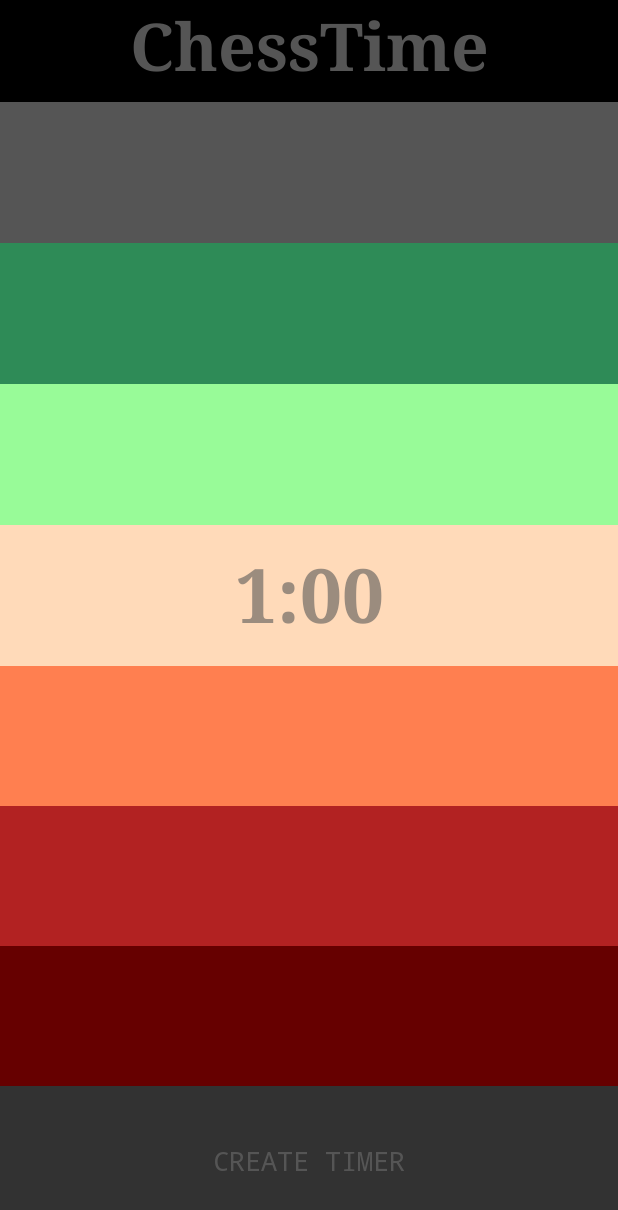
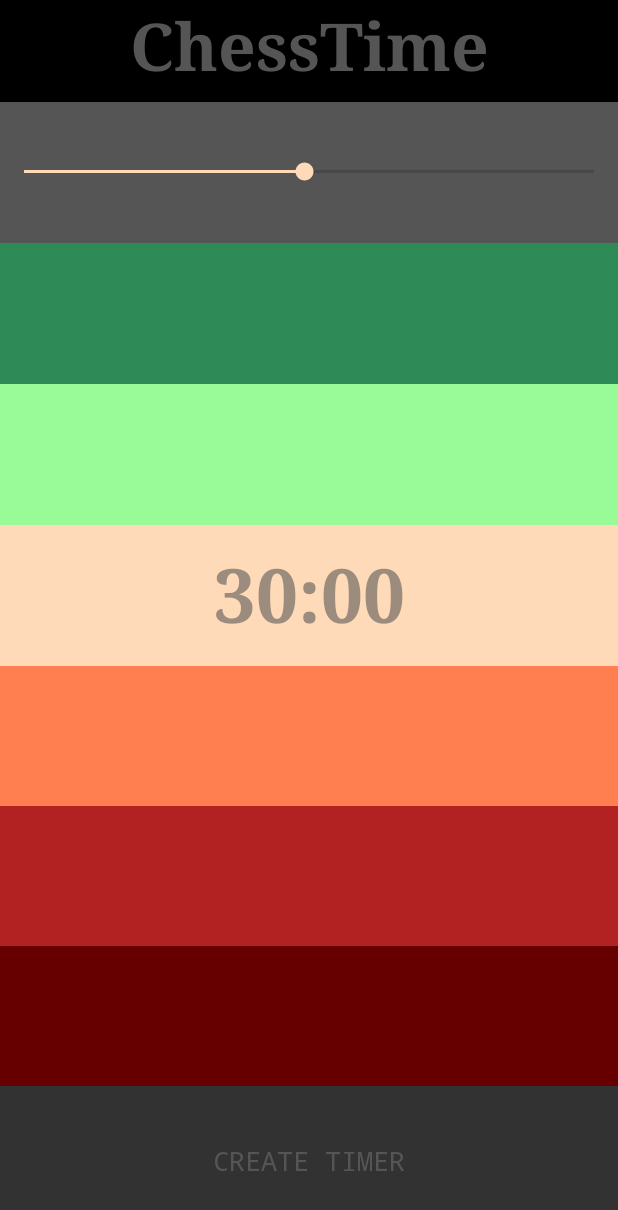
Before and after one commit to DallasGianniny/ChessTime, an Android app: the screen it shows after launch (StartMenu), on a phone screen of 412 x 824 dp. Shown: the top 1210 px of the screen. Run offline under Robolectric (Android 15) with nearby library versions, the light colour scheme and no system bars.

Commit message:
changed spinner on main menu to seekbar. user can now select 1-60 minutes. full 1.0.0 release

```diff
--- a/app/src/main/java/com/example/dallas/chesstime/StartMenu.java
+++ b/app/src/main/java/com/example/dallas/chesstime/StartMenu.java
@@ -1,43 +1,36 @@
-///**
-// * This Android program can be used to replicate a physical two person chess timer.
-// * <p>
-// * One player presses a startButton, with the turnButtons being used thereafter.
-// * <p>
-// * The center resetButton can be short pressed to pause/resume the timers,
-// * and a long press restarts the timer by reloading the main activity.
-// *
-// * @author Dallas Gianniny
-// * @version 0.9.4
-// * @date November 7 2018
-// */
+/**
+ * This Android program can be used to replicate a physical two person chess timer.
+ * <p>
+ * Initial button press starts respective timer, additional button presses start opposite timer.
+ * <p>
+ * The center resetButton can be short pressed to pause/resume the timers,
+ * and a long press restarts the timer by reloading the main activity.
+ * <p>
+ * Initial time is set on start menu with top seek bar.
+ *
+ * @author Dallas Gianniny
+ * @version 1.0.0
+ * @date November 8 2018
+ */
 package com.example.dallas.chesstime;
 
-import android.annotation.SuppressLint;
 import android.content.Intent;
 import android.os.Bundle;
 import android.support.v4.view.accessibility.AccessibilityNodeInfoCompat;
 import android.support.v7.app.AppCompatActivity;
 import android.view.View;
-import android.widget.AdapterView;
-import android.widget.ArrayAdapter;
 import android.widget.Button;
-import android.widget.Spinner;
+import android.widget.SeekBar;
 import android.widget.TextView;
 
-public class StartMenu extends AppCompatActivity implements AdapterView.OnItemSelectedListener {
+public class StartMenu extends AppCompatActivity {
 
-//    /**
-//     * Extra information keys.
-//     */
+    //Extra information keys.
     public static final String EXTRA_NUM = "com.example.dallas.chesstime.EXTRA_NUM";
-    public static final String EXTRA_TEXT = "com.example.dallas.chesstime.EXTRA_TEXT";
 
-//    /**
-//     * Used to store onItemSelected data from Spinner.
-//     */
+    //Used to store onItemSelected data from Spinner.
     class ExtraData {
         int number;
-        String string;
 
         ExtraData() {
         }
@@ -49,14 +42,6 @@ public class StartMenu extends AppCompatActivity implements AdapterView.OnItemSe
         public void setNumber(int number) {
             this.number = number;
         }
-
-        public String getString() {
-            return string;
-        }
-
-        public void setString(String string) {
-            this.string = string;
-        }
     }
 
     ExtraData extraData = new ExtraData();
@@ -66,27 +51,38 @@ public class StartMenu extends AppCompatActivity implements AdapterView.OnItemSe
         super.onCreate(savedInstanceState);
         setContentView(R.layout.activity_start_menu);
 
-//        /**
-//         * Hides the status bar.
-//         */
+        //Hides the status bar.
         getWindow().setFlags(AccessibilityNodeInfoCompat.ACTION_NEXT_HTML_ELEMENT, AccessibilityNodeInfoCompat.ACTION_NEXT_HTML_ELEMENT);
         getWindow().getDecorView().setSystemUiVisibility(3328);
 
-//        /**
-//         * Used for user to select an initial time for the timer
-//         */
-        final Spinner spinner = findViewById(R.id.minutesSelectSpinner);
-        ArrayAdapter<CharSequence> adapter = ArrayAdapter.createFromResource(this,
-                R.array.numeric_labels_array, R.layout.simple_spinner_dropdown_item);
-        spinner.setOnItemSelectedListener(this);
-        adapter.setDropDownViewResource(R.layout.simple_spinner_dropdown_item);
-        spinner.setAdapter(adapter);
+        //Initialize UI elements
+        Button setTimeButton = findViewById(R.id.setTimeButton);
+        SeekBar seekBar = findViewById(R.id.seekBar);
+        final TextView selectedTimeText = findViewById(R.id.selectedTimeText);
 
-        Button setTimeButton = findViewById(R.id.setTimeButton);
+        //Default selection
+        selectedTimeText.setText("30:00");
 
-//        /**
-//         * Sends extra data to TimerMain on press.
-//         */
+        //User time input 0-59 corrected to 1-60
+        seekBar.setOnSeekBarChangeListener(new SeekBar.OnSeekBarChangeListener() {
+            int seekBarFix = 1;
+
+            @Override
+            public void onProgressChanged(SeekBar seekBar, int i, boolean b) {
+                seekBarFix = i + 1;
+                selectedTimeText.setText(seekBarFix + ":00");
+            }
+
+            @Override
+            public void onStartTrackingTouch(SeekBar seekBar) {
+            }
+
+            @Override
+            public void onStopTrackingTouch(SeekBar seekBar) {
+            }
+        });
+
+        //Sends extra data to TimerMain on press.
         setTimeButton.setOnClickListener(new View.OnClickListener() {
             @Override
             public void onClick(View v) {
@@ -95,31 +91,13 @@ public class StartMenu extends AppCompatActivity implements AdapterView.OnItemSe
         });
     }
 
-//    /**
-//     * Adds extra data to intent.
-//     */
+    //Adds extra data to intent (timer_main)
     public void openTimerActivity() {
+        SeekBar seekBar = findViewById(R.id.seekBar);
+        int number = seekBar.getProgress() + 1;
+        extraData.setNumber(number);
         Intent intent = new Intent(this, TimerMain.class);
-        intent.putExtra(EXTRA_TEXT, extraData.getString());
         intent.putExtra(EXTRA_NUM, extraData.getNumber());
         startActivity(intent);
     }
-
-//    /**
-//     * Assigns String/int user Spinner selection to ExtraData class.
-//     */
-    @SuppressLint("SetTextI18n")
-    @Override
-    public void onItemSelected(AdapterView<?> parent, View view, int position, long id) {
-        TextView selectedTimeText = findViewById(R.id.selectedTimeText);
-        String string = parent.getItemAtPosition(position).toString();
-        int number = Integer.parseInt(string);
-        extraData.setNumber(number);
-        extraData.setString(string);
-        selectedTimeText.setText(string + ":00");
-    }
-
-    @Override
-    public void onNothingSelected(AdapterView<?> parent) {
-    }
 }
--- a/app/src/main/java/com/example/dallas/chesstime/TimerMain.java
+++ b/app/src/main/java/com/example/dallas/chesstime/TimerMain.java
@@ -1,15 +1,17 @@
-///**
-// * This Android program can be used to replicate a physical two person chess timer.
-// *
-// * One player presses a startButton, with the turnButtons being used thereafter.
-// *
-// * The center resetButton can be short pressed to pause/resume the timers,
-// * and a long press restarts the timer by reloading the main activity.
-// *
-// * @author Dallas Gianniny
-// * @version 0.9.4
-// * @date November 7 2018
-// */
+/**
+ * This Android program can be used to replicate a physical two person chess timer.
+ * <p>
+ * Initial button press starts respective timer, additional button presses start opposite timer.
+ * <p>
+ * The center resetButton can be short pressed to pause/resume the timers,
+ * and a long press restarts the timer by reloading the main activity.
+ * <p>
+ * Initial time is set on start menu with top seek bar.
+ *
+ * @author Dallas Gianniny
+ * @version 1.0.0
+ * @date November 8 2018
+ */
 package com.example.dallas.chesstime;
 
 import android.annotation.SuppressLint;
@@ -26,12 +28,12 @@ import java.util.ArrayList;
 
 public class TimerMain extends AppCompatActivity {
 
-//    /**
-//     * Used for creating and displaying timers.
-//     *
-//     * BetterCountDownTimer uses built in CountDownTimer
-//     * in conjunction with UI elements to display a timer (secs).
-//     */
+    /**
+     * Used for creating and displaying timers.
+     * <p>
+     * BetterCountDownTimer uses built in CountDownTimer
+     * in conjunction with UI elements to display a timer (secs).
+     */
     class BetterCountDownTimer {
         private long millisUntilFinished;
         private long initialTime;
@@ -114,6 +116,9 @@ public class TimerMain extends AppCompatActivity {
         }
     }
 
+    /**
+     * Used to manage player turns and game pauses.
+     */
     class PlayerTurn {
         private boolean turn;
         private boolean paused;
@@ -144,60 +149,45 @@ public class TimerMain extends AppCompatActivity {
         super.onCreate(savedInstanceState);
         setContentView(R.layout.activity_timer_main);
 
-//        /**
-//         * Attempts to get extra information from StartMenu activity.
-//         */
+        //Attempts to get extra information from StartMenu activity.
         Intent intent = getIntent();
         int num = intent.getIntExtra(StartMenu.EXTRA_NUM, 0);
-//        /**
-//         * Assigns amount of time for each player.
-//         */
+
+        //Assigns amount of time for each player.
         final long userSetTime = minutesToMilliseconds(num);
 
-//        /**
-//         * Hides status bar.
-//         *
-//         * Forces screen on.
-//         */
+        //Hides status bar.
+        //
+        //Forces screen on.
         getWindow().setFlags(AccessibilityNodeInfoCompat.ACTION_NEXT_HTML_ELEMENT, AccessibilityNodeInfoCompat.ACTION_NEXT_HTML_ELEMENT);
         getWindow().getDecorView().setSystemUiVisibility(3328);
         getWindow().addFlags(WindowManager.LayoutParams.FLAG_KEEP_SCREEN_ON);
 
-//        /**
-//         * Assigns button UI elements by id.
-//         *
-//         * Names without the number 2 are associated with elements
-//         * on the nearest the physical bottom of the phone.
-//         */
+        //Assigns button UI elements by id.
+        //
+        //Names without the number 2 are associated with elements
+        //on the nearest the physical bottom of the phone.
         final Button turnButton = findViewById(R.id.button);
         final Button turnButton2 = findViewById(R.id.button2);
         final Button resetButton = findViewById(R.id.resetButton);
 
-//        /**
-//         * Assigns linear layout UI elements by id.
-//         * Hides turn indicator before game begins.
-//         */
+        //Assigns linear layout UI elements by id.
+        //Hides turn indicator before game begins.
         refreshTurnIndicatorVis(false, false);
 
-//        /**
-//         * Constructs instance of BetterCountDownTimer and PlayerTurn for each player.
-//         */
+        //Constructs instance of BetterCountDownTimer and PlayerTurn for each player.
         final BetterCountDownTimer betterCountDownTimer = new BetterCountDownTimer();
         final BetterCountDownTimer betterCountDownTimer2 = new BetterCountDownTimer();
         final PlayerTurn playerTurn = new PlayerTurn();
         final PlayerTurn playerTurn2 = new PlayerTurn();
 
-//        /**
-//         * Assigns button UI elements and initial time to respective timers.
-//         */
+        //Assigns button UI elements and initial time to respective timers.
         betterCountDownTimer.setButton(turnButton);
         betterCountDownTimer2.setButton(turnButton2);
         betterCountDownTimer.setInitialTime(userSetTime);
         betterCountDownTimer2.setInitialTime(userSetTime);
 
-//        /**
-//         * On resetButton long press, resets whole activity, effectively resetting timer.
-//         */
+        //On resetButton long press, resets whole activity, effectively resetting timer.
         resetButton.setOnLongClickListener(new View.OnLongClickListener() {
             @Override
             public boolean onLongClick(View v) {
@@ -207,16 +197,16 @@ public class TimerMain extends AppCompatActivity {
                 return true;
             }
         });
-//        /**
-//         * On resetButton short press, pauses both timers.
-//         *
-//         * Must be short pressed a second time to resume play.
-//         */
+
+        //On resetButton short press, pauses both timers.
+        //
+        //Must be short pressed a second time to resume play.
+        //
         resetButton.setOnClickListener(new View.OnClickListener() {
             @Override
             public void onClick(View v) {
                 if (!isButtonTextEmpty(turnButton) || !isButtonTextEmpty(turnButton2)) {
-                    if (!playerTurn.isPaused()) {
+                    if (!playerTurn.isPaused() && !playerTurn2.isPaused()) {
                         long millisUntilFinished = betterCountDownTimer.getMillisUntilFinished();
                         long millisUntilFinished2 = betterCountDownTimer2.getMillisUntilFinished();
                         betterCountDownTimer.countDownTimer.cancel();
@@ -224,31 +214,33 @@ public class TimerMain extends AppCompatActivity {
                         betterCountDownTimer.createCountDownTimer(millisUntilFinished);
                         betterCountDownTimer2.createCountDownTimer(millisUntilFinished2);
                         playerTurn.setPaused(true);
+                        playerTurn2.setPaused(true);
+                        toggleYellowTurnIndicator(true);
                     } else {
                         if (betterCountDownTimer.getMillisUntilFinished() > 1999 && betterCountDownTimer2.getMillisUntilFinished() > 1999) {
                             if (playerTurn.isTurn()) betterCountDownTimer.countDownTimer.start();
                             if (playerTurn2.isTurn()) betterCountDownTimer2.countDownTimer.start();
                             playerTurn.setPaused(false);
+                            playerTurn2.setPaused(false);
+                            toggleGreenTurnIndicator(true);
                         }
                     }
                 }
             }
         });
 
-//        /**
-//         * Main buttons used for starting and stopping timers
-//         * both at start and once game is already in motion.
-//         *
-//         * Checks if button texts are empty (game not started)
-//         * and if true starts timer.
-//         *
-//         * Checks if game is paused, if timer is greater than near zero,
-//         * if button(timer) texts are not empty, and if it is the player's turn.
-//         *
-//         * Modifies playerTurn.turn boolean flags.
-//         *
-//         * Attempts to force at least 1 second to pass each turn
-//         */
+        //Main buttons used for starting and stopping timers
+        //both at start and once game is already in motion.
+        //
+        //Checks if button texts are empty (game not started)
+        //and if true starts timer.
+        //
+        //Checks if game is paused, if timer is greater than near zero,
+        //if button(timer) texts are not empty, and if it is the player's turn.
+        //
+        //Modifies playerTurn.turn boolean flags.
+        //
+        //Attempts to force at least 1 second to pass each turn
         turnButton.setOnClickListener(new View.OnClickListener() {
             @Override
             public void onClick(View v) {
@@ -366,7 +358,7 @@ public class TimerMain extends AppCompatActivity {
     }
 
     /**
-     * Shows/hides halves of linear layout to show turn status.
+     * Shows/hides halves of linear layout to indicate turn status.
      *
      * @param player1 if true, half toward player 1 will show
      * @param player2 if true, half toward player 2 will show
@@ -387,7 +379,8 @@ public class TimerMain extends AppCompatActivity {
     }
 
     /**
-     * Toggles turnIndicator color; true green, false white
+     * Toggles turnIndicator color
+     *
      * @param green true to toggle color to green, false for white
      */
     public void toggleGreenTurnIndicator(boolean green) {
@@ -401,4 +394,16 @@ public class TimerMain extends AppCompatActivity {
             turnIndicator2.setBackgroundColor(getResources().getColor(R.color.White));
         }
     }
+
+    public void toggleYellowTurnIndicator(boolean yellow) {
+        View turnIndicator = findViewById(R.id.turnIndicator);
+        View turnIndicator2 = findViewById(R.id.turnIndicator2);
+        if (yellow) {
+            turnIndicator.setBackgroundColor(getResources().getColor(R.color.Three));
+            turnIndicator2.setBackgroundColor(getResources().getColor(R.color.Three));
+        } else {
+            turnIndicator.setBackgroundColor(getResources().getColor(R.color.White));
+            turnIndicator2.setBackgroundColor(getResources().getColor(R.color.White));
+        }
+    }
 }
--- a/app/src/main/res/layout-land/activity_start_menu.xml
+++ b/app/src/main/res/layout-land/activity_start_menu.xml
@@ -23,6 +23,17 @@
             android:layout_weight="1"
             android:background="@color/colorPrimary"
             android:orientation="horizontal">
+
+            <SeekBar
+                android:id="@+id/seekBar"
+                style="@style/Widget.AppCompat.SeekBar"
+                android:layout_width="match_parent"
+                android:layout_height="match_parent"
+                android:max="59"
+                android:progress="29"
+                android:visibility="visible"
+                tools:layout_editor_absoluteX="8dp"
+                tools:layout_editor_absoluteY="68dp" />
 
         </LinearLayout>
 
@@ -92,6 +103,7 @@
         style="@android:style/Widget.Holo.Button.Borderless"
         android:layout_width="0dp"
         android:layout_height="0dp"
+        android:layout_marginStart="32dp"
         android:background="@color/Gray"
         android:hint="@string/press_to_open_timer"
         android:textColor="@android:color/black"
@@ -100,30 +112,14 @@
         android:typeface="monospace"
         app:layout_constraintBottom_toBottomOf="parent"
         app:layout_constraintEnd_toEndOf="parent"
-        app:layout_constraintStart_toEndOf="@+id/minutesSelectSpinner"
+        app:layout_constraintStart_toEndOf="@+id/startMenuAppTitle"
         app:layout_constraintTop_toBottomOf="@+id/linearLayout2" />
-
-    <Spinner
-        android:id="@+id/minutesSelectSpinner"
-        android:layout_width="35dp"
-        android:layout_height="wrap_content"
-        android:layout_marginEnd="19dp"
-        android:dropDownWidth="wrap_content"
-        android:fadingEdge="vertical"
-        android:spinnerMode="dialog"
-        android:textAlignment="center"
-        app:layout_constraintBottom_toBottomOf="@+id/linearLayout2"
-        app:layout_constraintEnd_toEndOf="parent"
-        app:layout_constraintStart_toStartOf="parent"
-        app:layout_constraintTop_toTopOf="parent"
-        app:layout_constraintVertical_bias="0.0">
-
-    </Spinner>
 
     <TextView
         android:id="@+id/startMenuAppTitle"
         android:layout_width="wrap_content"
         android:layout_height="wrap_content"
+        android:layout_marginStart="32dp"
         android:text="@string/app_name"
         android:textAppearance="@android:style/TextAppearance.Holo.Widget.ActionBar.Title"
         android:textColor="@color/colorPrimary"
@@ -132,7 +128,8 @@
         android:translationY="0dp"
         android:typeface="serif"
         app:layout_constraintBottom_toBottomOf="parent"
-        app:layout_constraintEnd_toStartOf="@+id/setTimeButton"
+        app:layout_constraintEnd_toEndOf="parent"
+        app:layout_constraintHorizontal_bias="0.0"
         app:layout_constraintStart_toStartOf="parent"
         app:layout_constraintTop_toTopOf="parent"
         app:layout_constraintVertical_bias="1.0" />
--- a/app/src/main/res/layout/activity_start_menu.xml
+++ b/app/src/main/res/layout/activity_start_menu.xml
@@ -60,6 +60,16 @@
             android:background="@color/colorPrimary"
             android:orientation="horizontal">
 
+            <SeekBar
+                android:id="@+id/seekBar"
+                style="@style/Widget.AppCompat.SeekBar"
+                android:layout_width="match_parent"
+                android:layout_height="match_parent"
+                android:max="59"
+                android:progress="29"
+                android:visibility="visible"
+                tools:layout_editor_absoluteX="8dp"
+                tools:layout_editor_absoluteY="68dp" />
         </LinearLayout>
 
         <LinearLayout
@@ -121,24 +131,6 @@
 
     </LinearLayout>
 
-    <Spinner
-        android:id="@+id/minutesSelectSpinner"
-        style="@style/Widget.AppCompat.Spinner"
-        android:layout_width="35dp"
-        android:layout_height="wrap_content"
-
-        android:layout_marginEnd="18dp"
-        android:dropDownWidth="47dp"
-        android:fadingEdge="vertical"
-        android:spinnerMode="dialog"
-        android:textAlignment="center"
-        app:layout_constraintBottom_toTopOf="@+id/guideline"
-        app:layout_constraintEnd_toEndOf="parent"
-        app:layout_constraintStart_toStartOf="parent"
-        app:layout_constraintTop_toTopOf="@+id/linearLayout2">
-
-    </Spinner>
-
     <TextView
         android:id="@+id/selectedTimeText"
         android:layout_width="match_parent"
```
Also changed, not shown: 1 other file.
